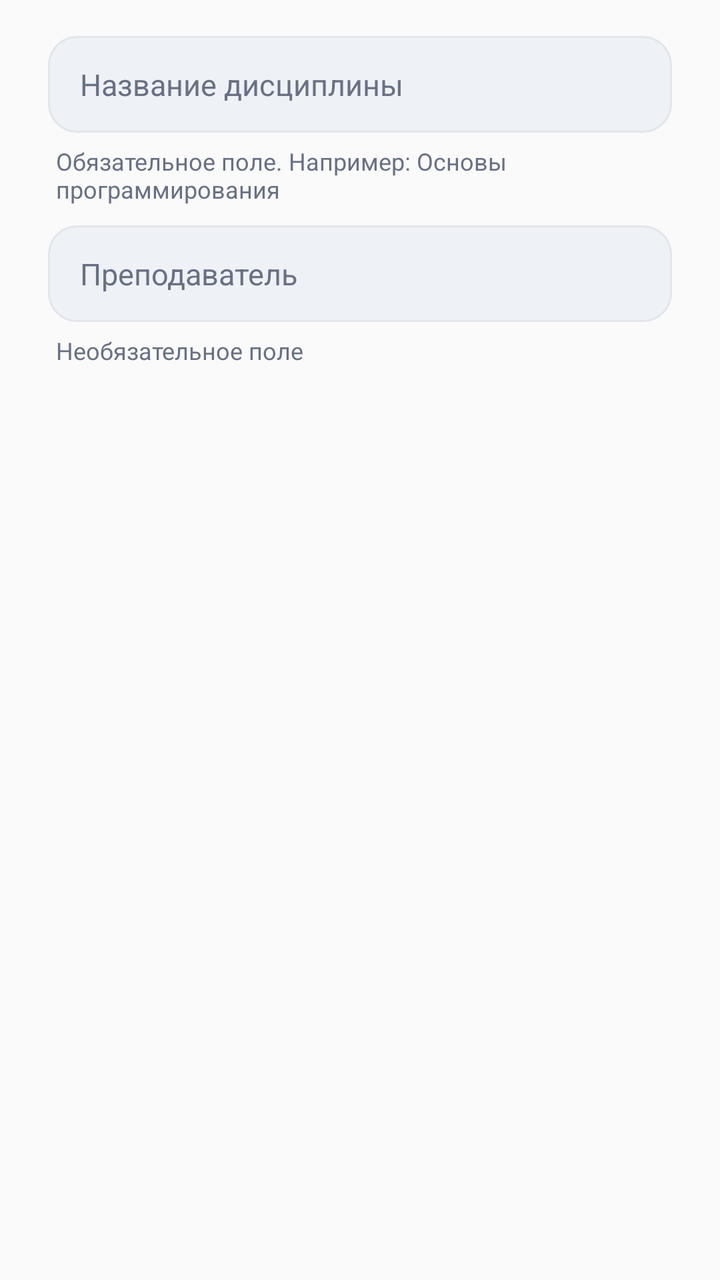
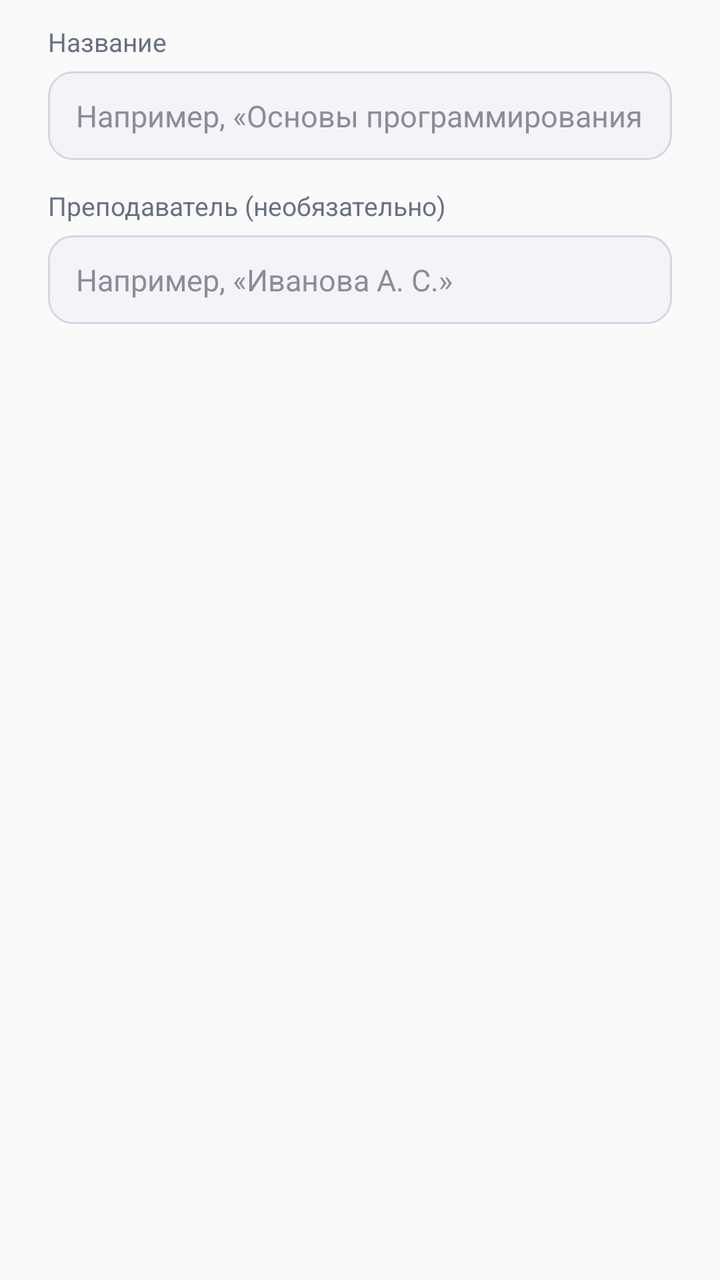

Screens rendered from an Android XML layout before and after an edit, with the pre-edit source and the edit as a unified diff.
<!-- AndroidManifest.xml: application theme Theme.Studentkab -->
<!-- res/layout/dialog_discipline.xml -->
<?xml version="1.0" encoding="utf-8"?>
<LinearLayout xmlns:android="http://schemas.android.com/apk/res/android"
    android:layout_width="match_parent"
    android:layout_height="wrap_content"
    android:orientation="vertical"
    android:paddingStart="24dp"
    android:paddingEnd="24dp"
    android:paddingTop="8dp">

    <EditText
        android:id="@+id/inputDisciplineName"
        style="@style/Widget.Studentkab.TextInput"
        android:layout_width="match_parent"
        android:layout_height="wrap_content"
        android:hint="Название дисциплины"
        android:inputType="textCapSentences"
        android:maxLength="100"
        android:singleLine="true" />

    <TextView
        android:layout_width="match_parent"
        android:layout_height="wrap_content"
        android:layout_marginTop="6dp"
        android:layout_marginStart="4dp"
        android:text="Обязательное поле. Например: Основы программирования"
        android:textColor="@color/text_secondary"
        android:textSize="12sp" />

    <EditText
        android:id="@+id/inputTeacherName"
        style="@style/Widget.Studentkab.TextInput"
        android:layout_width="match_parent"
        android:layout_height="wrap_content"
        android:hint="Преподаватель"
        android:inputType="textCapSentences"
        android:singleLine="true" />

    <TextView
        android:layout_width="match_parent"
        android:layout_height="wrap_content"
        android:layout_marginTop="6dp"
        android:layout_marginStart="4dp"
        android:text="Необязательное поле"
        android:textColor="@color/text_secondary"
        android:textSize="12sp" />
</LinearLayout>
<!-- resources referenced by this layout -->
<resources>
  <color name="text_secondary">#687083</color>
  <style name="Widget.Studentkab.TextInput" parent="android:Widget.Material.EditText">
          <item name="android:background">@drawable/bg_text_input</item>
          <item name="android:paddingStart">16dp</item>
          <item name="android:paddingEnd">16dp</item>
          <item name="android:paddingTop">14dp</item>
          <item name="android:paddingBottom">14dp</item>
          <item name="android:textColor">@color/text_primary</item>
          <item name="android:textColorHint">@color/text_secondary</item>
          <item name="android:textSize">15sp</item>
          <item name="android:layout_marginTop">10dp</item>
      </style>
  <style name="Theme.Studentkab" parent="android:Theme.Material.Light.NoActionBar">
          <item name="android:colorAccent">@color/action_add</item>
          <item name="android:alertDialogTheme">@style/Theme.Studentkab.Dialog</item>
      </style>
  <!-- drawable bg_text_input (drawable) -->
  <?xml version="1.0" encoding="utf-8"?>
  <selector xmlns:android="http://schemas.android.com/apk/res/android">
      <item android:state_focused="true">
          <shape android:shape="rectangle">
              <solid android:color="@color/card_surface" />
              <stroke android:width="2dp" android:color="@color/action_add" />
              <corners android:radius="14dp" />
          </shape>
      </item>
      <item>
          <shape android:shape="rectangle">
              <solid android:color="@color/info_surface" />
              <stroke android:width="1dp" android:color="@color/card_stroke" />
              <corners android:radius="14dp" />
          </shape>
      </item>
  </selector>
  <color name="text_primary">#202431</color>
  <color name="action_add">#1565C0</color>
  <style name="Theme.Studentkab.Dialog" parent="android:Theme.Material.Light.Dialog.Alert">
          <item name="android:colorAccent">@color/action_add</item>
          <item name="android:windowBackground">@drawable/bg_dialog</item>
          <item name="android:windowMinWidthMajor">90%</item>
          <item name="android:windowMinWidthMinor">90%</item>
          <item name="android:windowContentOverlay">@null</item>
      </style>
  <color name="card_surface">#FFFFFFFF</color>
  <color name="info_surface">#EEF1F6</color>
  <color name="card_stroke">#E2E5EC</color>
  <!-- drawable bg_dialog (drawable) -->
  <?xml version="1.0" encoding="utf-8"?>
  <shape xmlns:android="http://schemas.android.com/apk/res/android"
      android:shape="rectangle">
      <solid android:color="@color/card_surface" />
      <corners android:radius="24dp" />
  </shape>
</resources>

<!-- the commit's change to res/layout/dialog_discipline.xml (unified diff, before → after) -->
@@ -1,46 +1,63 @@
 <?xml version="1.0" encoding="utf-8"?>
-<LinearLayout xmlns:android="http://schemas.android.com/apk/res/android"
+<ScrollView xmlns:android="http://schemas.android.com/apk/res/android"
     android:layout_width="match_parent"
     android:layout_height="wrap_content"
-    android:orientation="vertical"
     android:paddingStart="24dp"
     android:paddingEnd="24dp"
-    android:paddingTop="8dp">
+    android:paddingTop="12dp"
+    android:paddingBottom="12dp"
+    android:fillViewport="true">
 
-    <EditText
-        android:id="@+id/inputDisciplineName"
-        style="@style/Widget.Studentkab.TextInput"
+    <LinearLayout
         android:layout_width="match_parent"
         android:layout_height="wrap_content"
-        android:hint="Название дисциплины"
-        android:inputType="textCapSentences"
-        android:maxLength="100"
-        android:singleLine="true" />
+        android:orientation="vertical">
 
-    <TextView
-        android:layout_width="match_parent"
-        android:layout_height="wrap_content"
-        android:layout_marginTop="6dp"
-        android:layout_marginStart="4dp"
-        android:text="Обязательное поле. Например: Основы программирования"
-        android:textColor="@color/text_secondary"
-        android:textSize="12sp" />
+        <TextView
+            android:layout_width="wrap_content"
+            android:layout_height="wrap_content"
+            android:text="Название"
+            android:textColor="@color/text_secondary"
+            android:textSize="13sp"
+            android:layout_marginBottom="6dp" />
 
-    <EditText
-        android:id="@+id/inputTeacherName"
-        style="@style/Widget.Studentkab.TextInput"
-        android:layout_width="match_parent"
-        android:layout_height="wrap_content"
-        android:hint="Преподаватель"
-        android:inputType="textCapSentences"
-        android:singleLine="true" />
+        <EditText
+            android:id="@+id/inputDisciplineName"
+            android:layout_width="match_parent"
+            android:layout_height="wrap_content"
+            android:hint="Например, «Основы программирования»"
+            android:textColorHint="@color/hint_text"
+            android:textColor="@color/text_primary"
+            android:textSize="15sp"
+            android:inputType="textCapSentences"
+            android:paddingStart="14dp"
+            android:paddingEnd="14dp"
+            android:paddingTop="12dp"
+            android:paddingBottom="12dp"
+            android:background="@drawable/bg_input_field"
+            android:layout_marginBottom="14dp" />
 
-    <TextView
-        android:layout_width="match_parent"
-        android:layout_height="wrap_content"
-        android:layout_marginTop="6dp"
-        android:layout_marginStart="4dp"
-        android:text="Необязательное поле"
-        android:textColor="@color/text_secondary"
-        android:textSize="12sp" />
-</LinearLayout>
+        <TextView
+            android:layout_width="wrap_content"
+            android:layout_height="wrap_content"
+            android:text="Преподаватель (необязательно)"
+            android:textColor="@color/text_secondary"
+            android:textSize="13sp"
+            android:layout_marginBottom="6dp" />
+
+        <EditText
+            android:id="@+id/inputTeacherName"
+            android:layout_width="match_parent"
+            android:layout_height="wrap_content"
+            android:hint="Например, «Иванова А. С.»"
+            android:textColorHint="@color/hint_text"
+            android:textColor="@color/text_primary"
+            android:textSize="15sp"
+            android:inputType="textPersonName|textCapWords"
+            android:paddingStart="14dp"
+            android:paddingEnd="14dp"
+            android:paddingTop="12dp"
+            android:paddingBottom="12dp"
+            android:background="@drawable/bg_input_field" />
+    </LinearLayout>
+</ScrollView>
<!-- resource entries referenced after the edit -->
@@ -1,39 +1,33 @@
 <!-- resources referenced by this layout -->
 <resources>
+  <color name="hint_text">#8E8A99</color>
   <color name="text_secondary">#687083</color>
-  <style name="Widget.Studentkab.TextInput" parent="android:Widget.Material.EditText">
-          <item name="android:background">@drawable/bg_text_input</item>
-          <item name="android:paddingStart">16dp</item>
-          <item name="android:paddingEnd">16dp</item>
-          <item name="android:paddingTop">14dp</item>
-          <item name="android:paddingBottom">14dp</item>
-          <item name="android:textColor">@color/text_primary</item>
-          <item name="android:textColorHint">@color/text_secondary</item>
-          <item name="android:textSize">15sp</item>
-          <item name="android:layout_marginTop">10dp</item>
-      </style>
+  <!-- drawable bg_input_field (drawable) -->
+  <?xml version="1.0" encoding="utf-8"?>
+  <selector xmlns:android="http://schemas.android.com/apk/res/android">
+      <item android:state_focused="true">
+          <shape android:shape="rectangle">
+              <solid android:color="@color/field_surface_focused" />
+              <stroke android:width="2dp" android:color="@color/field_stroke_focused" />
+              <corners android:radius="12dp" />
+          </shape>
+      </item>
+      <item>
+          <shape android:shape="rectangle">
+              <solid android:color="@color/field_surface" />
+              <stroke android:width="1dp" android:color="@color/field_stroke" />
+              <corners android:radius="12dp" />
+          </shape>
+      </item>
+  </selector>
   <style name="Theme.Studentkab" parent="android:Theme.Material.Light.NoActionBar">
           <item name="android:colorAccent">@color/action_add</item>
           <item name="android:alertDialogTheme">@style/Theme.Studentkab.Dialog</item>
       </style>
-  <!-- drawable bg_text_input (drawable) -->
-  <?xml version="1.0" encoding="utf-8"?>
-  <selector xmlns:android="http://schemas.android.com/apk/res/android">
-      <item android:state_focused="true">
-          <shape android:shape="rectangle">
-              <solid android:color="@color/card_surface" />
-              <stroke android:width="2dp" android:color="@color/action_add" />
-              <corners android:radius="14dp" />
-          </shape>
-      </item>
-      <item>
-          <shape android:shape="rectangle">
-              <solid android:color="@color/info_surface" />
-              <stroke android:width="1dp" android:color="@color/card_stroke" />
-              <corners android:radius="14dp" />
-          </shape>
-      </item>
-  </selector>
+  <color name="field_surface_focused">#FFFFFF</color>
+  <color name="field_stroke_focused">#6650A4</color>
+  <color name="field_surface">#F5F3F8</color>
+  <color name="field_stroke">#D9D4E3</color>
   <color name="text_primary">#202431</color>
   <color name="action_add">#1565C0</color>
   <style name="Theme.Studentkab.Dialog" parent="android:Theme.Material.Light.Dialog.Alert">
@@ -44,8 +38,6 @@
           <item name="android:windowContentOverlay">@null</item>
       </style>
   <color name="card_surface">#FFFFFFFF</color>
-  <color name="info_surface">#EEF1F6</color>
-  <color name="card_stroke">#E2E5EC</color>
   <!-- drawable bg_dialog (drawable) -->
   <?xml version="1.0" encoding="utf-8"?>
   <shape xmlns:android="http://schemas.android.com/apk/res/android"
